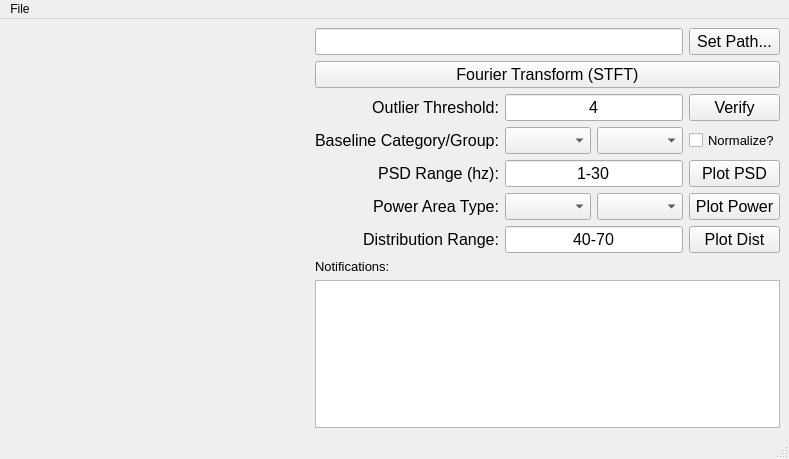
First picture: the form in sakeplot.ui, repository SAKEverse/sake-plot, before the edit.
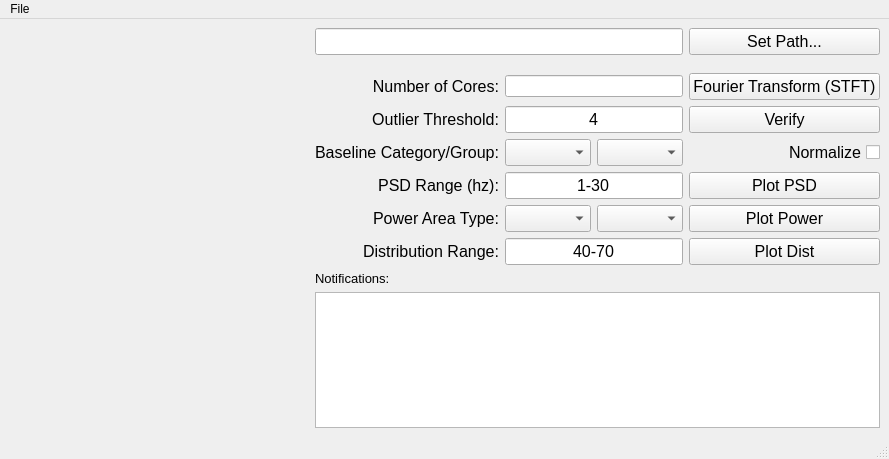
Second picture: the form after the edit.

The edit to the form file:
```diff
--- a/sakeplot.ui
+++ b/sakeplot.ui
@@ -6,7 +6,7 @@
    <rect>
     <x>0</x>
     <y>0</y>
-    <width>627</width>
+    <width>740</width>
     <height>448</height>
    </rect>
   </property>
@@ -15,19 +15,76 @@
   </property>
   <widget class="QWidget" name="centralwidget">
    <layout class="QGridLayout" name="gridLayout">
-    <item row="5" column="4">
-     <widget class="QPushButton" name="PowerAreaButton">
+    <item row="6" column="4">
+     <widget class="QPushButton" name="PSDButton">
       <property name="font">
        <font>
         <pointsize>12</pointsize>
        </font>
       </property>
       <property name="text">
-       <string>Plot Power</string>
+       <string>Plot PSD</string>
+      </property>
+     </widget>
+    </item>
+    <item row="7" column="2">
+     <widget class="QComboBox" name="plotValue">
+      <property name="font">
+       <font>
+        <pointsize>12</pointsize>
+       </font>
+      </property>
+     </widget>
+    </item>
+    <item row="5" column="2">
+     <widget class="QComboBox" name="normCol">
+      <property name="font">
+       <font>
+        <pointsize>12</pointsize>
+       </font>
+      </property>
+     </widget>
+    </item>
+    <item row="4" column="2" colspan="2">
+     <widget class="QLineEdit" name="threshEdit">
+      <property name="font">
+       <font>
+        <pointsize>12</pointsize>
+       </font>
+      </property>
+      <property name="text">
+       <string>4</string>
+      </property>
+      <property name="alignment">
+       <set>Qt::AlignCenter</set>
+      </property>
+     </widget>
+    </item>
+    <item row="5" column="3">
+     <widget class="QComboBox" name="normGroup">
+      <property name="font">
+       <font>
+        <pointsize>12</pointsize>
+       </font>
       </property>
      </widget>
     </item>
     <item row="5" column="1">
+     <widget class="QLabel" name="labelNormalize">
+      <property name="font">
+       <font>
+        <pointsize>12</pointsize>
+       </font>
+      </property>
+      <property name="text">
+       <string>Baseline Category/Group:</string>
+      </property>
+      <property name="alignment">
+       <set>Qt::AlignRight|Qt::AlignTrailing|Qt::AlignVCenter</set>
+      </property>
+     </widget>
+    </item>
+    <item row="7" column="1">
      <widget class="QLabel" name="labelPlotType">
       <property name="font">
        <font>
@@ -44,7 +101,7 @@
       </property>
      </widget>
     </item>
-    <item row="5" column="3">
+    <item row="7" column="3">
      <widget class="QComboBox" name="plotType">
       <property name="font">
        <font>
@@ -53,7 +110,7 @@
       </property>
      </widget>
     </item>
-    <item row="2" column="1">
+    <item row="4" column="1">
      <widget class="QLabel" name="labelThresh">
       <property name="font">
        <font>
@@ -70,7 +127,37 @@
       </property>
      </widget>
     </item>
-    <item row="0" column="0" rowspan="9">
+    <item row="7" column="4">
+     <widget class="QPushButton" name="PowerAreaButton">
+      <property name="font">
+       <font>
+        <pointsize>12</pointsize>
+       </font>
+      </property>
+      <property name="text">
+       <string>Plot Power</string>
+      </property>
+     </widget>
+    </item>
+    <item row="6" column="2" colspan="2">
+     <widget class="QLineEdit" name="PSDEdit">
+      <property name="font">
+       <font>
+        <pointsize>12</pointsize>
+       </font>
+      </property>
+      <property name="text">
+       <string>1-30</string>
+      </property>
+      <property name="frame">
+       <bool>true</bool>
+      </property>
+      <property name="alignment">
+       <set>Qt::AlignCenter</set>
+      </property>
+     </widget>
+    </item>
+    <item row="0" column="0" rowspan="11">
      <widget class="QLabel" name="picLabel">
       <property name="sizePolicy">
        <sizepolicy hsizetype="MinimumExpanding" vsizetype="MinimumExpanding">
@@ -101,37 +188,7 @@
       </property>
      </widget>
     </item>
-    <item row="2" column="4">
-     <widget class="QPushButton" name="verifyButton">
-      <property name="font">
-       <font>
-        <pointsize>12</pointsize>
-       </font>
-      </property>
-      <property name="text">
-       <string>Verify</string>
-      </property>
-     </widget>
-    </item>
-    <item row="4" column="2" colspan="2">
-     <widget class="QLineEdit" name="PSDEdit">
-      <property name="font">
-       <font>
-        <pointsize>12</pointsize>
-       </font>
-      </property>
-      <property name="text">
-       <string>1-30</string>
-      </property>
-      <property name="frame">
-       <bool>true</bool>
-      </property>
-      <property name="alignment">
-       <set>Qt::AlignCenter</set>
-      </property>
-     </widget>
-    </item>
-    <item row="6" column="4">
+    <item row="8" column="4">
      <widget class="QPushButton" name="distButton">
       <property name="font">
        <font>
@@ -143,22 +200,19 @@
       </property>
      </widget>
     </item>
-    <item row="6" column="2" colspan="2">
-     <widget class="QLineEdit" name="distEdit">
+    <item row="4" column="4">
+     <widget class="QPushButton" name="verifyButton">
       <property name="font">
        <font>
         <pointsize>12</pointsize>
        </font>
       </property>
       <property name="text">
-       <string>40-70</string>
-      </property>
-      <property name="alignment">
-       <set>Qt::AlignCenter</set>
+       <string>Verify</string>
       </property>
      </widget>
     </item>
-    <item row="6" column="1">
+    <item row="8" column="1">
      <widget class="QLabel" name="labelDist">
       <property name="font">
        <font>
@@ -173,7 +227,7 @@
       </property>
      </widget>
     </item>
-    <item row="4" column="1">
+    <item row="6" column="1">
      <widget class="QLabel" name="labelPSDRange">
       <property name="font">
        <font>
@@ -190,6 +244,33 @@
       </property>
      </widget>
     </item>
+    <item row="9" column="1">
+     <widget class="QLabel" name="label">
+      <property name="font">
+       <font>
+        <pointsize>10</pointsize>
+       </font>
+      </property>
+      <property name="text">
+       <string>Notifications:</string>
+      </property>
+     </widget>
+    </item>
+    <item row="8" column="2" colspan="2">
+     <widget class="QLineEdit" name="distEdit">
+      <property name="font">
+       <font>
+        <pointsize>12</pointsize>
+       </font>
+      </property>
+      <property name="text">
+       <string>40-70</string>
+      </property>
+      <property name="alignment">
+       <set>Qt::AlignCenter</set>
+      </property>
+     </widget>
+    </item>
     <item row="0" column="1" colspan="3">
      <widget class="QLineEdit" name="pathEdit">
       <property name="font">
@@ -205,19 +286,7 @@
       </property>
      </widget>
     </item>
-    <item row="7" column="1">
-     <widget class="QLabel" name="label">
-      <property name="font">
-       <font>
-        <pointsize>10</pointsize>
-       </font>
-      </property>
-      <property name="text">
-       <string>Notifications:</string>
-      </property>
-     </widget>
-    </item>
-    <item row="8" column="1" colspan="4">
+    <item row="10" column="1" colspan="4">
      <widget class="QTextBrowser" name="errorBrowser">
       <property name="font">
        <font>
@@ -226,16 +295,7 @@
       </property>
      </widget>
     </item>
-    <item row="5" column="2">
-     <widget class="QComboBox" name="plotValue">
-      <property name="font">
-       <font>
-        <pointsize>12</pointsize>
-       </font>
-      </property>
-     </widget>
-    </item>
-    <item row="1" column="1" colspan="4">
+    <item row="3" column="4">
      <widget class="QPushButton" name="STFTButton">
       <property name="font">
        <font>
@@ -247,75 +307,42 @@
       </property>
      </widget>
     </item>
-    <item row="4" column="4">
-     <widget class="QPushButton" name="PSDButton">
-      <property name="font">
-       <font>
-        <pointsize>12</pointsize>
-       </font>
-      </property>
-      <property name="text">
-       <string>Plot PSD</string>
-      </property>
-     </widget>
-    </item>
-    <item row="3" column="2">
-     <widget class="QComboBox" name="normCol">
-      <property name="font">
-       <font>
-        <pointsize>12</pointsize>
-       </font>
-      </property>
-     </widget>
-    </item>
-    <item row="2" column="2" colspan="2">
-     <widget class="QLineEdit" name="threshEdit">
-      <property name="font">
-       <font>
-        <pointsize>12</pointsize>
-       </font>
-      </property>
-      <property name="text">
-       <string>4</string>
-      </property>
-      <property name="alignment">
-       <set>Qt::AlignCenter</set>
-      </property>
-     </widget>
+    <item row="3" column="2" colspan="2">
+     <widget class="QLineEdit" name="coresEdit"/>
     </item>
     <item row="3" column="1">
-     <widget class="QLabel" name="labelNormalize">
+     <widget class="QLabel" name="labelCores">
       <property name="font">
        <font>
         <pointsize>12</pointsize>
        </font>
       </property>
+      <property name="layoutDirection">
+       <enum>Qt::LeftToRight</enum>
+      </property>
       <property name="text">
-       <string>Baseline Category/Group:</string>
+       <string>Number of Cores:</string>
       </property>
       <property name="alignment">
        <set>Qt::AlignRight|Qt::AlignTrailing|Qt::AlignVCenter</set>
       </property>
      </widget>
     </item>
-    <item row="3" column="3">
-     <widget class="QComboBox" name="normGroup">
-      <property name="font">
-       <font>
-        <pointsize>12</pointsize>
-       </font>
-      </property>
-     </widget>
-    </item>
-    <item row="3" column="4">
+    <item row="5" column="4">
      <widget class="QCheckBox" name="checkBoxNorm">
       <property name="font">
        <font>
-        <pointsize>10</pointsize>
+        <pointsize>12</pointsize>
        </font>
       </property>
+      <property name="layoutDirection">
+       <enum>Qt::RightToLeft</enum>
+      </property>
       <property name="text">
-       <string>Normalize?</string>
+       <string>Normalize</string>
+      </property>
+      <property name="tristate">
+       <bool>false</bool>
       </property>
      </widget>
     </item>
@@ -326,7 +353,7 @@
     <rect>
      <x>0</x>
      <y>0</y>
-     <width>627</width>
+     <width>740</width>
      <height>18</height>
     </rect>
    </property>
```
